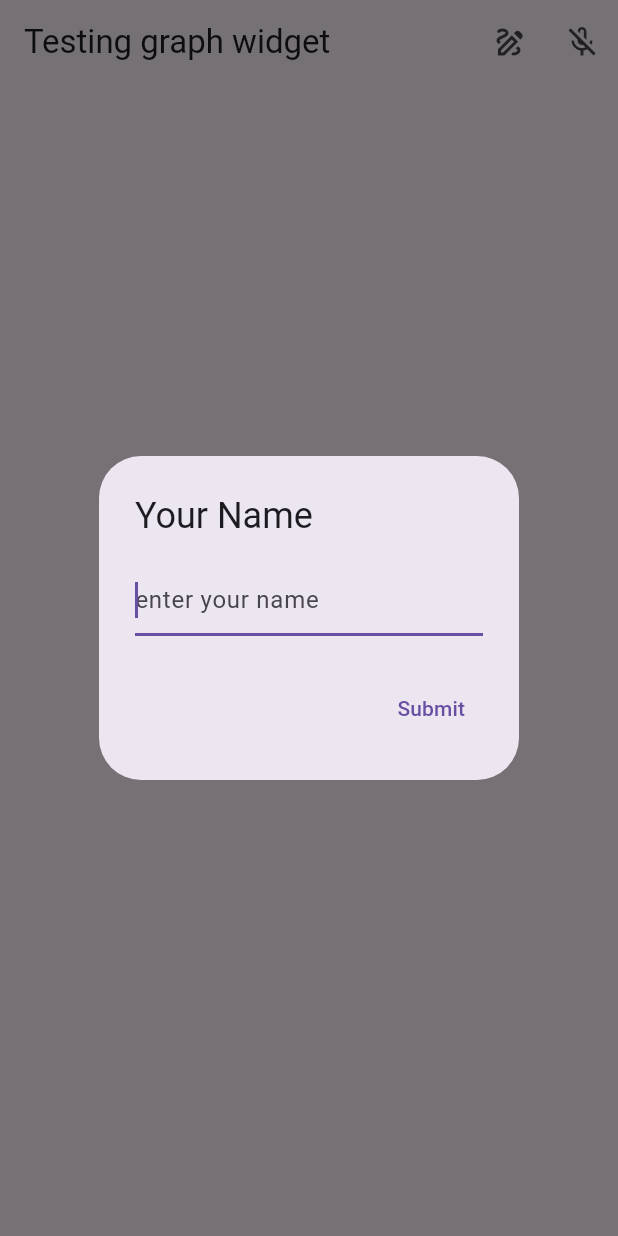
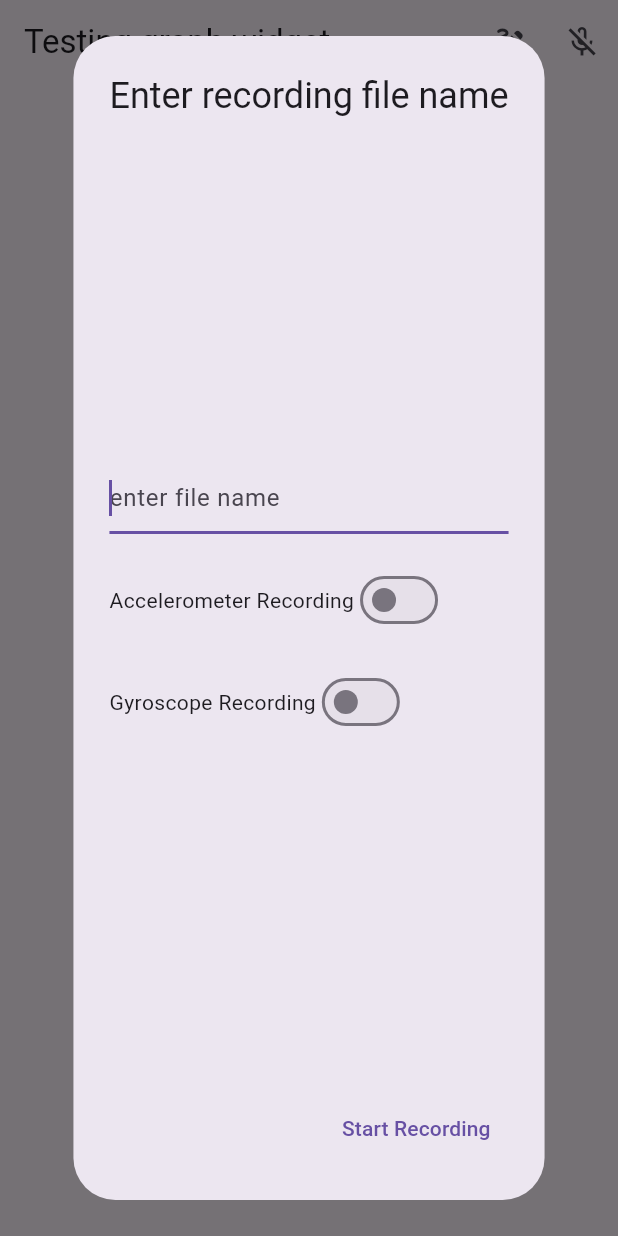
Before and after one commit to Kshitijpawar/Sensors-App, a Flutter app: the screen it shows after launch, after a tap on the "mic off" icon, on a phone screen of 412 x 824 dp. Run offline on Flutter 3.47's test engine with Material 3 defaults, Android fonts, the light colour scheme and no system bars; our stand-ins replace firebase_core, firebase_database, sensors_plus; accounts and stored records are empty; generated files the repository leaves out were written again.

Commit message:
added gyroscope stream recording, switches, notes and json restructered

```diff
--- a/lib/main.dart
+++ b/lib/main.dart
@@ -1,5 +1,6 @@
 import 'dart:async';
 
+import 'package:flutter/cupertino.dart';
 import 'package:flutter/material.dart';
 import 'package:sensors_app/streaming_functions.dart';
 import 'package:sensors_app/widgets/graph_widget.dart';
@@ -11,6 +12,9 @@ import 'widgets/stream_transform.dart';
 
 import 'package:firebase_core/firebase_core.dart';
 import 'package:firebase_database/firebase_database.dart';
+
+ValueNotifier<bool> isSwitchedGyroscope = ValueNotifier<bool>(false);
+ValueNotifier<bool> isSwitchedAccelerometer = ValueNotifier<bool>(false);
 
 void main() async {
   WidgetsFlutterBinding.ensureInitialized();
@@ -41,9 +45,11 @@ class _SensorAppState extends State<SensorApp> {
   late Stream<AccelerometerEvent> intervalAccelerometerStream;
   late Stream<GyroscopeEvent> intervalGyroscopeStream;
   late StreamSubscription intervalSubscription;
-  late StreamSubscription _intervalSubscription;
+  late StreamSubscription intervalAccSubscription;
+  late StreamSubscription intervalGyroSubscription;
   late Uri url;
   late FirebaseDatabase database;
+
   @override
   void initState() {
     super.initState();
@@ -86,28 +92,48 @@ class _SensorAppState extends State<SensorApp> {
                     stopStream = true;
                     setState(() {
                       _streaming = false;
-                      intervalSubscription.cancel();
+                      // intervalSubscription.cancel();
+                      intervalAccSubscription.cancel();
+                      intervalGyroSubscription.cancel();
+
                     });
                   },
                   icon: Icon(Icons.stop),
                 )
               : IconButton(
                   onPressed: () async {
-                    final name = await openDialog(context, controller);
+                    final name = await openDialog(context, controller, isSwitchedAccelerometer, isSwitchedGyroscope);
                     if (name == null || name.isEmpty) return;
+
+                    print(
+                        "${isSwitchedAccelerometer.value} is acc toggle and ${isSwitchedGyroscope.value} is gyro");
                     DatabaseReference ref = database.ref("users/$name");
 
                     await ref.set({
                       // "file_name": "$name",
                       "file_name": "$name",
-                      "sensor_type": "accelerometer",
+                      // "sensor_type": "accelerometer",
                     });
                     setState(() {
                       _streaming = true;
                       newName = name;
                       // _saveItem(name,);
-                      intervalSubscription =
-                          saveItem(name, stopStream, database);
+
+                      if (isSwitchedGyroscope.value) {
+                        print("start gyroscope data recording");
+                        intervalAccSubscription = saveSensorItem(name, stopStream, database, "gyroscope")!;
+                      }
+                       if (isSwitchedAccelerometer.value) {
+                        print("start accelerometer data recording");
+                        intervalGyroSubscription = saveSensorItem(name, stopStream, database, "accelerometer")!;
+                      }
+
+                      if (isSwitchedAccelerometer.value == false && isSwitchedGyroscope == false) {
+                        print("bruh none selected helo");
+                        return;
+                      }
+                      // intervalSubscription =
+                          // saveSensorItem(name, stopStream, database, sensorType);
                     });
                   },
                   icon: Icon(Icons.mic_off_outlined),
@@ -165,12 +191,18 @@ class _SensorAppState extends State<SensorApp> {
                 children: [
                   Text("Welcome!"),
                   Text("${this.newName} how are you?"),
+                  ValueListenableBuilder(
+                      valueListenable: isSwitchedAccelerometer,
+                      builder: (context, value, _) =>
+                          Text("recording $value accelerometer data")),
+                  ValueListenableBuilder(
+                      valueListenable: isSwitchedGyroscope,
+                      builder: (context, value, _) =>
+                          Text("recording $value gyroscope data")),
                   // Text(this.newName),
                 ],
               ),
             ),
     );
   }
-
-
 }
--- a/lib/streaming_functions.dart
+++ b/lib/streaming_functions.dart
@@ -7,24 +7,66 @@ import 'package:sensors_plus/sensors_plus.dart';
 import 'widgets/stream_transform.dart';
 
 Future<String?> openDialog(
-        BuildContext context, TextEditingController controller) =>
-    showDialog<String>(
+  BuildContext context,
+  TextEditingController controller,
+  ValueNotifier<bool> isSwitchedAccelerometer,
+  ValueNotifier<bool> isSwitchedGyroscope,
+) {
+  // bool isSwitchedAccelerometer = false;
+  // bool isSwitchedGyroscope = false;
+  return showDialog<String>(
     context: context,
     builder: (context) => AlertDialog(
-        title: Text("Your Name"),
-        content: TextField(
+      title: Text("Enter recording file name"),
+      content: StatefulBuilder(builder: (context, setState) {
+        return Column(
+          mainAxisAlignment: MainAxisAlignment.center,
+          children: [
+            TextField(
               controller: controller,
               autofocus: true,
-          decoration: InputDecoration(hintText: "enter your name"),
+              decoration: InputDecoration(hintText: "enter file name"),
             ),
+            SizedBox(height: 20),
+            Row(
+              children: [
+                Text("Accelerometer Recording"),
+                Switch(
+                    value: isSwitchedAccelerometer.value,
+                    onChanged: (value) {
+                      setState(() {
+                        isSwitchedAccelerometer.value =
+                            !isSwitchedAccelerometer.value;
+                      });
+                    }),
+              ],
+            ),
+            SizedBox(height: 20),
+            Row(
+              children: [
+                Text("Gyroscope Recording"),
+                Switch(
+                    value: isSwitchedGyroscope.value,
+                    onChanged: (value) {
+                      setState(() {
+                        isSwitchedGyroscope.value = !isSwitchedGyroscope.value;
+                      });
+                    }),
+              ],
+            ),
+          ],
+        );
+      }),
       actions: <Widget>[
         TextButton(
           onPressed: () => submit(context, controller),
-            child: Text("Submit"),
+          child: Text("Start Recording"),
         ),
       ],
     ),
   );
+}
+
 void submit(BuildContext context, TextEditingController controller) {
   Navigator.of(context).pop(controller.text);
 }
@@ -33,13 +75,15 @@ void stopAccStream(StreamSubscription intervalSubscription) {
   intervalSubscription.cancel();
 }
 
-StreamSubscription saveItem(
+StreamSubscription saveSensorItem(
   String fileName,
   bool stopStream,
   FirebaseDatabase database,
-)  {
+  sensorType,
+) {
   late StreamSubscription intervalSubscription;
 
+  if (sensorType == "accelerometer") {
     Stream<AccelerometerEvent> intervalAccelerometerStream =
         accelerometerEventStream().transform(
       IntervalTransformer<AccelerometerEvent>(
@@ -53,7 +97,33 @@ StreamSubscription saveItem(
       }
       print(event);
       // print(file_name);
-    DatabaseReference ref = database.ref("users/$fileName");
+      DatabaseReference ref = database.ref("users/$fileName/$sensorType");
+      DatabaseReference newRef = ref.push();
+      newRef.set({
+        "data": {
+          "x": event.x,
+          "y": event.y,
+          "z": event.z,
+          "timestamp": DateTime.now().toString(),
+        },
+      });
+    });
+    return intervalSubscription;
+  } else if (sensorType == "gyroscope") {
+    Stream<GyroscopeEvent> intervalGyroscopeStream =
+        gyroscopeEventStream().transform(
+      IntervalTransformer<GyroscopeEvent>(
+        Duration(seconds: 2),
+      ),
+    );
+
+    intervalSubscription = intervalGyroscopeStream.listen((event) async {
+      if (stopStream) {
+        intervalSubscription.cancel();
+      }
+      print(event);
+      // print(file_name);
+      DatabaseReference ref = database.ref("users/$fileName/$sensorType");
       DatabaseReference newRef = ref.push();
       newRef.set({
         "data": {
@@ -66,3 +136,12 @@ StreamSubscription saveItem(
     });
     return intervalSubscription;
   }
+  // return null;
+  // return "";
+  throw StreamSubscriptionException();
+}
+
+
+class StreamSubscriptionException implements Exception{
+  String errMsg() => "No StreamSubscription Returned";
+}
--- a/lib/widgets/alert_dialog.dart
+++ b/lib/widgets/alert_dialog.dart
@@ -9,11 +9,11 @@ showAlertDialog<String>(
       Navigator.of(context).pop(controller.text);
     },
   );
-  final _formkey = GlobalKey<FormState>();
+  // final _formkey = GlobalKey<FormState>();
 
   // set up the AlertDialog
   AlertDialog alert = AlertDialog(
-    key: _formkey,
+    // key: _formkey,
     title: Text("My title"),
     content: TextField(
       decoration: InputDecoration(hintText: "Enter your file name"),
```
Also changed, not shown: 1 other file. Lines whose indentation alone changed are shown as unchanged.
